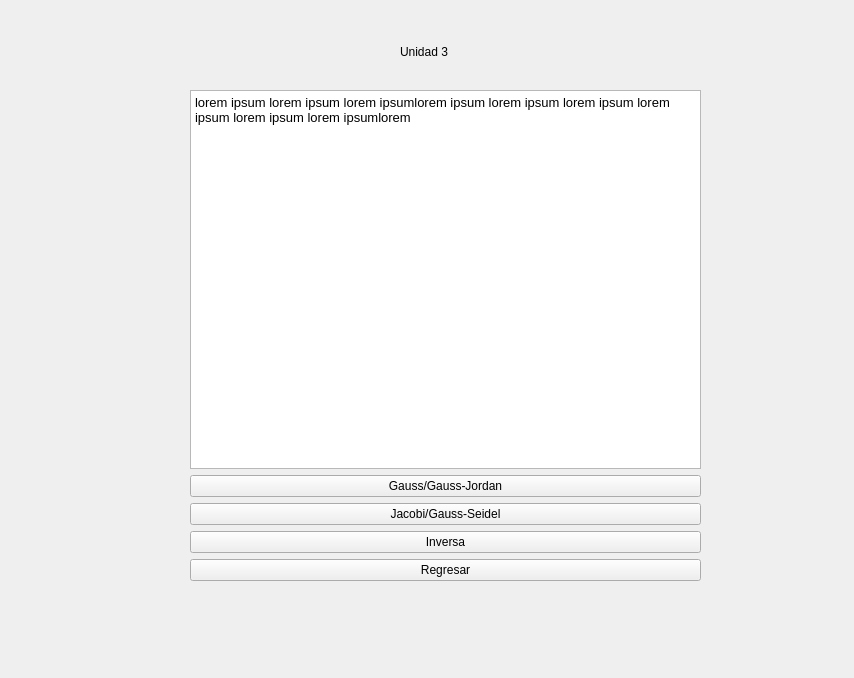
ikababiz/Proyecto-Metodos-Numericos-I, file Unidad3.ui: the form before one commit.
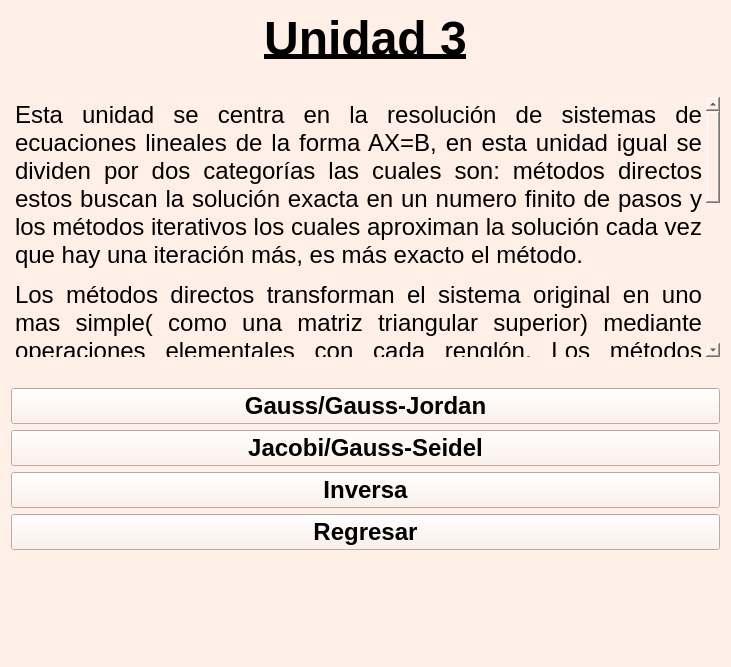
The form after the commit. Icons and pictures are not drawn.

Diff of the .ui file:
```diff
--- a/Unidad3.ui
+++ b/Unidad3.ui
@@ -6,77 +6,220 @@
    <rect>
     <x>0</x>
     <y>0</y>
-    <width>854</width>
-    <height>678</height>
+    <width>731</width>
+    <height>667</height>
    </rect>
   </property>
+  <property name="font">
+   <font>
+    <family>Arial</family>
+   </font>
+  </property>
   <property name="windowTitle">
    <string>Form</string>
   </property>
-  <widget class="QWidget" name="verticalLayoutWidget">
-   <property name="geometry">
-    <rect>
-     <x>190</x>
-     <y>90</y>
-     <width>511</width>
-     <height>491</height>
-    </rect>
-   </property>
-   <layout class="QVBoxLayout" name="verticalLayout_2">
+  <property name="styleSheet">
+   <string notr="true">background-color: rgb(255, 239, 230);
+color: black
+</string>
+  </property>
+  <layout class="QGridLayout" name="gridLayout">
+   <item row="0" column="0">
+    <layout class="QVBoxLayout" name="verticalLayout">
+     <item>
+      <widget class="QLabel" name="label">
+       <property name="font">
+        <font>
+         <family>Arial</family>
+         <pointsize>36</pointsize>
+         <weight>75</weight>
+         <bold>true</bold>
+        </font>
+       </property>
+       <property name="text">
+        <string>&lt;html&gt;&lt;head/&gt;&lt;body&gt;&lt;p align=&quot;center&quot;&gt;&lt;span style=&quot; text-decoration: underline;&quot;&gt;Unidad 3&lt;/span&gt;&lt;/p&gt;&lt;/body&gt;&lt;/html&gt;</string>
+       </property>
+      </widget>
+     </item>
+     <item>
+      <spacer name="verticalSpacer">
+       <property name="orientation">
+        <enum>Qt::Vertical</enum>
+       </property>
+       <property name="sizeType">
+        <enum>QSizePolicy::Fixed</enum>
+       </property>
+       <property name="sizeHint" stdset="0">
+        <size>
+         <width>20</width>
+         <height>25</height>
+        </size>
+       </property>
+      </spacer>
+     </item>
     <item>
      <widget class="QTextEdit" name="textEdit">
+       <property name="font">
+        <font>
+         <family>Arial</family>
+         <pointsize>18</pointsize>
+        </font>
+       </property>
+       <property name="styleSheet">
+        <string notr="true">background-color: transparent;</string>
+       </property>
+       <property name="frameShape">
+        <enum>QFrame::NoFrame</enum>
+       </property>
+       <property name="readOnly">
+        <bool>true</bool>
+       </property>
       <property name="html">
        <string>&lt;!DOCTYPE HTML PUBLIC &quot;-//W3C//DTD HTML 4.0//EN&quot; &quot;http://www.w3.org/TR/REC-html40/strict.dtd&quot;&gt;
 &lt;html&gt;&lt;head&gt;&lt;meta name=&quot;qrichtext&quot; content=&quot;1&quot; /&gt;&lt;style type=&quot;text/css&quot;&gt;
 p, li { white-space: pre-wrap; }
-&lt;/style&gt;&lt;/head&gt;&lt;body style=&quot; font-family:'Ubuntu Bold'; font-size:10pt; font-weight:400; font-style:normal;&quot;&gt;
-&lt;p style=&quot; margin-top:0px; margin-bottom:0px; margin-left:0px; margin-right:0px; -qt-block-indent:0; text-indent:0px;&quot;&gt;lorem ipsum lorem ipsum lorem ipsumlorem ipsum lorem ipsum lorem ipsum lorem ipsum lorem ipsum lorem ipsumlorem&lt;/p&gt;&lt;/body&gt;&lt;/html&gt;</string>
+&lt;/style&gt;&lt;/head&gt;&lt;body style=&quot; font-family:'Arial'; font-size:18pt; font-weight:400; font-style:normal;&quot;&gt;
+&lt;p align=&quot;justify&quot; style=&quot; margin-top:12px; margin-bottom:12px; margin-left:0px; margin-right:0px; -qt-block-indent:0; text-indent:0px;&quot;&gt;&lt;span style=&quot; font-family:'Times New Roman,serif';&quot;&gt;Esta unidad se centra en la resolución de sistemas de ecuaciones lineales de la forma AX=B, en esta unidad igual se dividen por dos categorías las cuales son: métodos directos estos buscan la solución exacta en un numero finito de pasos y los métodos iterativos los cuales aproximan la solución cada vez que hay una iteración más, es más exacto el método. &lt;/span&gt;&lt;/p&gt;
+&lt;p align=&quot;justify&quot; style=&quot; margin-top:12px; margin-bottom:12px; margin-left:0px; margin-right:0px; -qt-block-indent:0; text-indent:0px;&quot;&gt;&lt;span style=&quot; font-family:'Times New Roman,serif';&quot;&gt;Los métodos directos transforman el sistema original en uno mas simple( como una matriz triangular superior) mediante operaciones elementales con cada renglón, Los métodos principales son estos: &lt;/span&gt;&lt;/p&gt;
+&lt;p align=&quot;justify&quot; style=&quot; margin-top:12px; margin-bottom:12px; margin-left:0px; margin-right:0px; -qt-block-indent:0; text-indent:0px;&quot;&gt;&lt;span style=&quot; font-family:'Symbol';&quot;&gt;·&lt;/span&gt;&lt;span style=&quot; font-family:'Times New Roman'; font-size:7pt;&quot;&gt;      &lt;/span&gt;&lt;span style=&quot; font-family:'Times New Roman,serif';&quot;&gt;Métodos de Gauss &lt;/span&gt;&lt;/p&gt;
+&lt;p align=&quot;justify&quot; style=&quot; margin-top:12px; margin-bottom:12px; margin-left:0px; margin-right:0px; -qt-block-indent:0; text-indent:0px;&quot;&gt;&lt;span style=&quot; font-family:'Symbol';&quot;&gt;·&lt;/span&gt;&lt;span style=&quot; font-family:'Times New Roman'; font-size:7pt;&quot;&gt;      &lt;/span&gt;&lt;span style=&quot; font-family:'Times New Roman,serif';&quot;&gt;Métodos de Gauss-Jordan&lt;/span&gt; &lt;/p&gt;
+&lt;p align=&quot;justify&quot; style=&quot; margin-top:12px; margin-bottom:12px; margin-left:0px; margin-right:0px; -qt-block-indent:0; text-indent:0px;&quot;&gt;&lt;span style=&quot; font-family:'Symbol';&quot;&gt;·&lt;/span&gt;&lt;span style=&quot; font-family:'Times New Roman'; font-size:7pt;&quot;&gt;      &lt;/span&gt;&lt;span style=&quot; font-family:'Times New Roman,serif';&quot;&gt;Métodos de la Matriz Inversa &lt;/span&gt;&lt;/p&gt;
+&lt;p align=&quot;justify&quot; style=&quot; margin-top:12px; margin-bottom:12px; margin-left:0px; margin-right:0px; -qt-block-indent:0; text-indent:0px;&quot;&gt;&lt;span style=&quot; font-family:'Times New Roman,serif';&quot;&gt;Los métodos iterativos son aproximaciones sucesivas que parten de un vector inicial arbitrario y generan una secuencia de vectores que convergen a la solución real. Son ideales para sistemas grandes y dispersos (con muchos ceros). Los principales métodos son estos: &lt;/span&gt;&lt;/p&gt;
+&lt;p align=&quot;justify&quot; style=&quot; margin-top:12px; margin-bottom:12px; margin-left:0px; margin-right:0px; -qt-block-indent:0; text-indent:0px;&quot;&gt;&lt;span style=&quot; font-family:'Symbol';&quot;&gt;·&lt;/span&gt;&lt;span style=&quot; font-family:'Times New Roman'; font-size:7pt;&quot;&gt;      &lt;/span&gt;&lt;span style=&quot; font-family:'Times New Roman,serif';&quot;&gt;Método de Jacobi&lt;/span&gt; &lt;/p&gt;
+&lt;p align=&quot;justify&quot; style=&quot; margin-top:12px; margin-bottom:12px; margin-left:0px; margin-right:0px; -qt-block-indent:0; text-indent:0px;&quot;&gt;&lt;span style=&quot; font-family:'Symbol';&quot;&gt;·&lt;/span&gt;&lt;span style=&quot; font-family:'Times New Roman'; font-size:7pt;&quot;&gt;      &lt;/span&gt;&lt;span style=&quot; font-family:'Times New Roman,serif';&quot;&gt;Método de Gauss-Seindel  &lt;/span&gt;&lt;/p&gt;&lt;/body&gt;&lt;/html&gt;</string>
       </property>
      </widget>
     </item>
     <item>
+      <spacer name="verticalSpacer_2">
+       <property name="orientation">
+        <enum>Qt::Vertical</enum>
+       </property>
+       <property name="sizeType">
+        <enum>QSizePolicy::Fixed</enum>
+       </property>
+       <property name="sizeHint" stdset="0">
+        <size>
+         <width>15</width>
+         <height>25</height>
+        </size>
+       </property>
+      </spacer>
+     </item>
+    </layout>
+   </item>
+   <item row="1" column="0">
      <widget class="QPushButton" name="gaussbutton">
+     <property name="font">
+      <font>
+       <family>Arial</family>
+       <pointsize>18</pointsize>
+       <weight>75</weight>
+       <bold>true</bold>
+      </font>
+     </property>
+     <property name="cursor">
+      <cursorShape>PointingHandCursor</cursorShape>
+     </property>
       <property name="text">
        <string>Gauss/Gauss-Jordan</string>
       </property>
      </widget>
     </item>
-    <item>
+   <item row="2" column="0">
      <widget class="QPushButton" name="jacobibutton">
+     <property name="font">
+      <font>
+       <family>Arial</family>
+       <pointsize>18</pointsize>
+       <weight>75</weight>
+       <bold>true</bold>
+      </font>
+     </property>
+     <property name="cursor">
+      <cursorShape>PointingHandCursor</cursorShape>
+     </property>
       <property name="text">
        <string>Jacobi/Gauss-Seidel</string>
       </property>
      </widget>
     </item>
-    <item>
+   <item row="3" column="0">
      <widget class="QPushButton" name="inversabutton">
+     <property name="font">
+      <font>
+       <family>Arial</family>
+       <pointsize>18</pointsize>
+       <weight>75</weight>
+       <bold>true</bold>
+      </font>
+     </property>
+     <property name="cursor">
+      <cursorShape>PointingHandCursor</cursorShape>
+     </property>
       <property name="text">
        <string>Inversa</string>
       </property>
      </widget>
     </item>
-    <item>
+   <item row="4" column="0">
      <widget class="QPushButton" name="menubutton">
+     <property name="font">
+      <font>
+       <family>Arial</family>
+       <pointsize>18</pointsize>
+       <weight>75</weight>
+       <bold>true</bold>
+      </font>
+     </property>
+     <property name="cursor">
+      <cursorShape>BlankCursor</cursorShape>
+     </property>
       <property name="text">
        <string>Regresar</string>
       </property>
      </widget>
     </item>
-   </layout>
-  </widget>
-  <widget class="QLabel" name="label">
-   <property name="geometry">
-    <rect>
-     <x>400</x>
-     <y>40</y>
-     <width>76</width>
-     <height>24</height>
-    </rect>
+   <item row="5" column="0">
+    <layout class="QHBoxLayout" name="horizontalLayout">
+     <item>
+      <spacer name="horizontalSpacer">
+       <property name="orientation">
+        <enum>Qt::Horizontal</enum>
+       </property>
+       <property name="sizeHint" stdset="0">
+        <size>
+         <width>40</width>
+         <height>20</height>
+        </size>
+       </property>
+      </spacer>
+     </item>
+     <item>
+      <widget class="QLabel" name="label_2">
+       <property name="sizePolicy">
+        <sizepolicy hsizetype="Fixed" vsizetype="Fixed">
+         <horstretch>0</horstretch>
+         <verstretch>0</verstretch>
+        </sizepolicy>
+       </property>
+       <property name="minimumSize">
+        <size>
+         <width>200</width>
+         <height>100</height>
+        </size>
+       </property>
+       <property name="styleSheet">
+        <string notr="true">image: url(:/img/Img/MAC.png);</string>
    </property>
    <property name="text">
-    <string>Unidad 3</string>
-   </property>
-  </widget>
+        <string>&lt;html&gt;&lt;head/&gt;&lt;body&gt;&lt;p&gt;&lt;br/&gt;&lt;/p&gt;&lt;p&gt;&lt;br/&gt;&lt;/p&gt;&lt;/body&gt;&lt;/html&gt;</string>
+       </property>
+      </widget>
+     </item>
+    </layout>
+   </item>
+  </layout>
  </widget>
  <resources/>
  <connections/>
```
Left out of the diff: 4 changed lines with no effect on the pictures. Lines whose indentation alone changed are shown as unchanged.
